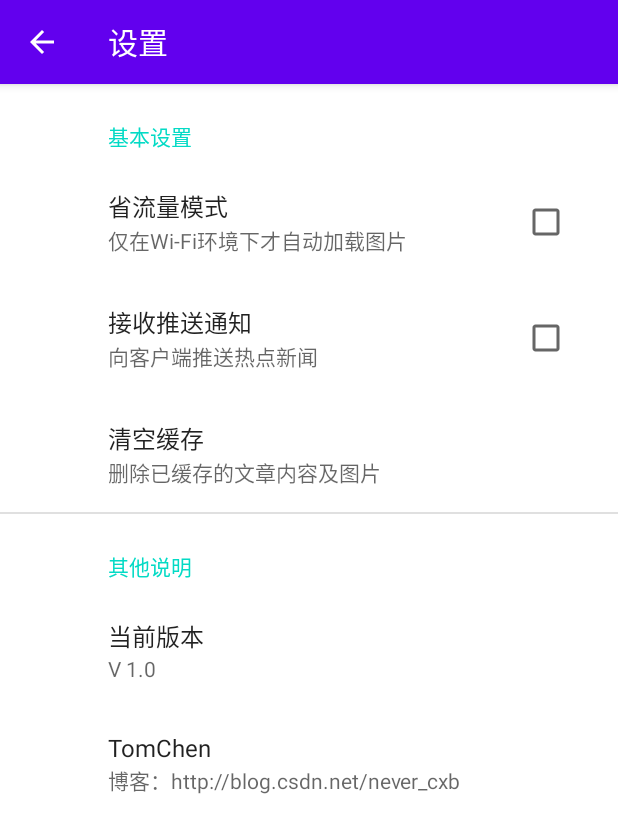
After one commit to FuShaoLei/Memory, an Android app: the SettingActivity screen opened directly, with no data from a screen before it, on a phone screen of 412 x 824 dp. The commit adds this screen. Shown: the top 833 px of the screen. Run offline under Robolectric (Android 15) with nearby library versions, the phone set to English and light mode, and no system bars; our stand-ins replace androidx.preference.

Commit message:
弄好了setting页面 不过是抄的别人的，有点小烦

```diff
--- a/app/build.gradle
+++ b/app/build.gradle
@@ -30,6 +30,7 @@ dependencies {
     implementation fileTree(dir: "libs", include: ["*.jar"])
     implementation 'androidx.appcompat:appcompat:1.2.0'
     implementation 'androidx.constraintlayout:constraintlayout:2.0.4'
+    implementation 'androidx.preference:preference:1.1.1'
     testImplementation 'junit:junit:4.12'
     androidTestImplementation 'androidx.test.ext:junit:1.1.2'
     androidTestImplementation 'androidx.test.espresso:espresso-core:3.3.0'
--- a/app/src/main/AndroidManifest.xml
+++ b/app/src/main/AndroidManifest.xml
@@ -11,7 +11,10 @@
         android:roundIcon="@mipmap/ic_launcher_round"
         android:supportsRtl="true"
         android:theme="@style/AppTheme">
-        <activity android:name=".DetailActivity"></activity>
+        <activity
+            android:name=".SettingActivity"
+            android:label="@string/title_activity_setting"></activity>
+        <activity android:name=".DetailActivity" />
         <activity android:name=".MainActivity">
             <intent-filter>
                 <action android:name="android.intent.action.MAIN" />
--- a/app/src/main/java/github/fushaolei/DetailActivity.java
+++ b/app/src/main/java/github/fushaolei/DetailActivity.java
@@ -27,7 +27,7 @@ public class DetailActivity extends AppCompatActivity {
             entity = intent.getParcelableExtra("entity");
         }
 
-        getSupportActionBar().hide();
+//        getSupportActionBar().hide();
 
         imageView = findViewById(R.id.iv_detail);
         Log.e("=>", "https://cdn.jsdelivr.net/gh/fushaolei/img2/" + entity.getPath());
--- /dev/null
+++ b/app/src/main/java/github/fushaolei/SettingActivity.java
@@ -0,0 +1,35 @@
+package github.fushaolei;
+
+import android.os.Bundle;
+
+import androidx.appcompat.app.ActionBar;
+import androidx.appcompat.app.AppCompatActivity;
+import androidx.preference.PreferenceFragmentCompat;
+
+import com.google.android.material.appbar.MaterialToolbar;
+
+public class SettingActivity extends AppCompatActivity {
+    private MaterialToolbar toolbar;
+    @Override
+    protected void onCreate(Bundle savedInstanceState) {
+        super.onCreate(savedInstanceState);
+        setContentView(R.layout.settings_activity);
+        toolbar = findViewById(R.id.tool_bar);
+        toolbar.setNavigationOnClickListener((v)->{finish();});
+        getSupportFragmentManager()
+                .beginTransaction()
+                .replace(R.id.settings, new SettingsFragment())
+                .commit();
+        ActionBar actionBar = getSupportActionBar();
+        if (actionBar != null) {
+            actionBar.setDisplayHomeAsUpEnabled(true);
+        }
+    }
+
+    public static class SettingsFragment extends PreferenceFragmentCompat {
+        @Override
+        public void onCreatePreferences(Bundle savedInstanceState, String rootKey) {
+            setPreferencesFromResource(R.xml.root_preferences, rootKey);
+        }
+    }
+}
--- a/app/src/main/res/layout/activity_main.xml
+++ b/app/src/main/res/layout/activity_main.xml
@@ -24,6 +24,7 @@
                 android:layout_height="wrap_content"
                 android:background="@android:color/transparent"
                 android:elevation="0dp"
+                app:menu="@menu/upload_menu"
                 app:navigationIcon="@drawable/ic_menu" />
 
         </com.google.android.material.appbar.AppBarLayout>
@@ -46,7 +47,6 @@
         android:layout_width="wrap_content"
         android:layout_height="match_parent"
         android:layout_gravity="start"
-        app:headerLayout="@layout/drawer_header"
         app:menu="@menu/drawer_menu" />
 
 </androidx.drawerlayout.widget.DrawerLayout>
--- /dev/null
+++ b/app/src/main/res/layout/settings_activity.xml
@@ -0,0 +1,27 @@
+<androidx.coordinatorlayout.widget.CoordinatorLayout xmlns:android="http://schemas.android.com/apk/res/android"
+    xmlns:app="http://schemas.android.com/apk/res-auto"
+    android:layout_width="match_parent"
+    android:layout_height="match_parent"
+    android:orientation="vertical">
+
+    <com.google.android.material.appbar.AppBarLayout
+        android:layout_width="match_parent"
+        android:layout_height="wrap_content">
+
+        <com.google.android.material.appbar.MaterialToolbar
+            android:id="@+id/tool_bar"
+            style="@style/Widget.MaterialComponents.Toolbar.Primary"
+            android:layout_width="match_parent"
+            android:layout_height="?attr/actionBarSize"
+            app:navigationIcon="@drawable/ic_arrow_left"
+            app:title="设置" />
+    </com.google.android.material.appbar.AppBarLayout>
+
+
+    <FrameLayout
+        android:id="@+id/settings"
+        android:layout_width="match_parent"
+        android:layout_height="match_parent"
+        app:layout_behavior="@string/appbar_scrolling_view_behavior" />
+
+</androidx.coordinatorlayout.widget.CoordinatorLayout>
--- a/app/src/main/res/values/styles.xml
+++ b/app/src/main/res/values/styles.xml
@@ -1,6 +1,6 @@
 <resources>
     <!-- Base application theme. -->
-    <style name="AppTheme" parent="Theme.MaterialComponents.DayNight">
+    <style name="AppTheme" parent="Theme.MaterialComponents.Light.NoActionBar">
         <!-- Customize your theme here. -->
         <item name="colorPrimary">@color/colorPrimary</item>
         <item name="colorPrimaryDark">@color/colorPrimaryDark</item>
--- /dev/null
+++ b/app/src/main/res/xml/root_preferences.xml
@@ -0,0 +1,43 @@
+<?xml version="1.0" encoding="utf-8"?><!--最新栏目的新闻-->
+<PreferenceScreen xmlns:android="http://schemas.android.com/apk/res/android"
+    android:layout_width="match_parent"
+    android:layout_height="match_parent"
+    android:layout="@layout/preference_item"
+    android:title="@string/title_activity_setting">
+
+    <PreferenceCategory
+        android:layout="@layout/preference_category_widget"
+        android:title="基本设置">
+        <CheckBoxPreference
+            android:key="save_net_mode"
+            android:layout="@layout/preference_item"
+            android:summary="仅在Wi-Fi环境下才自动加载图片"
+            android:title="省流量模式"
+            />
+
+        <CheckBoxPreference
+            android:key="save_net_mode"
+            android:layout="@layout/preference_item"
+            android:summary="向客户端推送热点新闻"
+            android:title="接收推送通知"
+             />
+        <Preference
+            android:layout="@layout/preference_item"
+            android:summary="删除已缓存的文章内容及图片"
+            android:title="清空缓存" />
+    </PreferenceCategory>
+
+    <PreferenceCategory
+        android:layout="@layout/preference_category_widget"
+        android:title="其他说明">
+        <Preference
+            android:layout="@layout/preference_item"
+            android:summary="V 1.0"
+            android:title="当前版本" />
+        <Preference
+            android:layout="@layout/preference_item"
+            android:summary="博客：http://blog.csdn.net/never_cxb"
+            android:title="TomChen" />
+    </PreferenceCategory>
+
+</PreferenceScreen>
```
Also changed, not shown: app/src/main/java/github/fushaolei/MainActivity.java (+10 -1 lines), app/src/main/res/drawable/ic_setting.xml (added, +10 -0 lines), app/src/main/res/layout/preference_category_widget.xml (added, +18 -0 lines), app/src/main/res/layout/preference_item.xml (added, +43 -0 lines), app/src/main/res/menu/drawer_menu.xml (+5 -8 lines), app/src/main/res/menu/upload_menu.xml (added, +9 -0 lines), app/src/main/res/values/arrays.xml (added, +12 -0 lines), app/src/main/res/values/strings.xml (+16 -0 lines).
